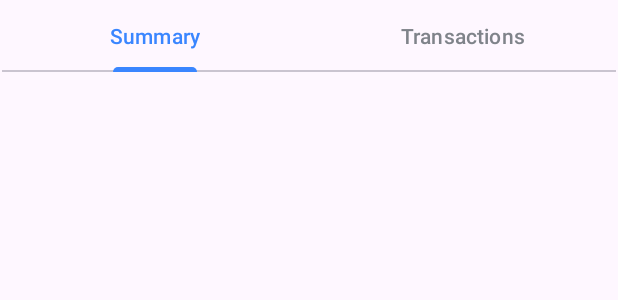
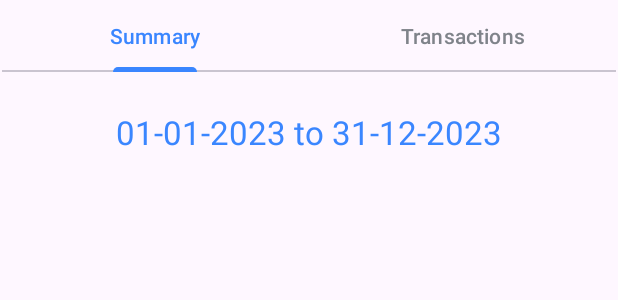
Before and after one commit to siangyin/BudgetBuddy, an Android app: the layout activity_summary.xml on its own in the app's theme, with its tools: preview values and no code run, on a phone screen of 412 x 824 dp. Shown: the top 300 px of the screen. Run offline under Robolectric (Android 15) with nearby library versions, the phone set to English and light mode, and no system bars.

Commit message:
Summary, on-hold pending content

```diff
--- a/app/src/main/res/layout/activity_summary.xml
+++ b/app/src/main/res/layout/activity_summary.xml
@@ -30,4 +30,17 @@
             android:text="Transactions" />
 
     </com.google.android.material.tabs.TabLayout>
+
+    <TextView
+        android:id="@+id/tvPeriod"
+        android:layout_width="wrap_content"
+        android:layout_height="wrap_content"
+        android:layout_marginTop="25dp"
+        android:text="01-01-2023 to 31-12-2023"
+        android:textAllCaps="false"
+        android:textAppearance="@style/TextAppearance.AppCompat.Large"
+        android:textColor="#3A86FF"
+        app:layout_constraintEnd_toEndOf="parent"
+        app:layout_constraintStart_toStartOf="parent"
+        app:layout_constraintTop_toBottomOf="@+id/tabLayoutNav" />
 </androidx.constraintlayout.widget.ConstraintLayout>
```
